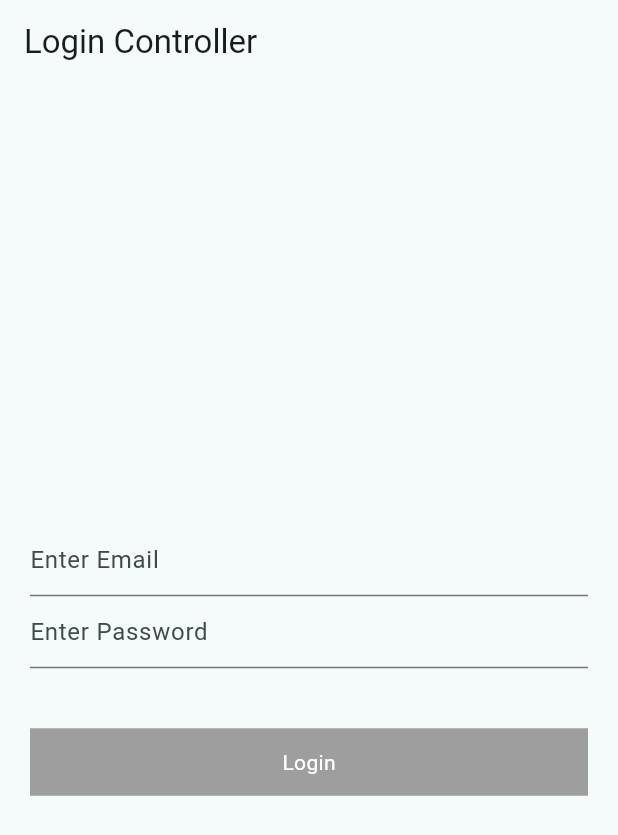
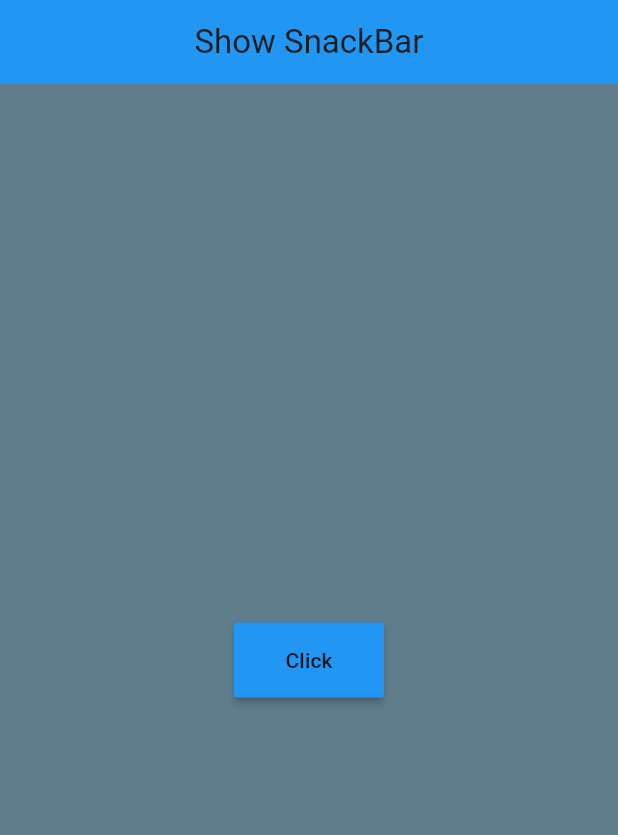
Before and after one commit to shahriar00/GetX, a Flutter app: the screen it shows after launch, on a phone screen of 412 x 824 dp. Shown: the top 835 px of the screen. Run offline on Flutter 3.47's test engine with Material 3 defaults, Android fonts, the phone set to English and light mode, and no system bars; our stand-ins replace get, image_picker.

Commit message:
show snackbar

```diff
--- /dev/null
+++ b/lib/Flutter GetX/show_snackbar.dart
@@ -0,0 +1,53 @@
+import 'package:flutter/material.dart';
+import 'package:get/get_core/src/get_main.dart';
+import 'package:get/get_navigation/get_navigation.dart';
+
+class ShowSnackBar extends StatelessWidget {
+  const ShowSnackBar({super.key});
+
+  @override
+  Widget build(BuildContext context) {
+    return Scaffold(
+      backgroundColor: Colors.blueGrey,
+      appBar: AppBar(
+        title: Text("Show SnackBar"),
+        centerTitle: true,
+        backgroundColor: Colors.blue,
+      ),
+      body: Column(
+        mainAxisAlignment: MainAxisAlignment.center,
+
+        children: [
+          Center(
+            child: Container(
+              height: 50,
+              width: 100,
+              child: MaterialButton(
+                color: Colors.blue,
+                onPressed: () {
+                  Get.snackbar(
+                   "Snackbar Demo",
+                   "Snackbar Data messege",
+                   snackPosition: SnackPosition.BOTTOM,
+                   colorText: Colors.amber,
+                   backgroundColor: Colors.grey,
+                   borderRadius: 20,
+                   margin: const EdgeInsets.only(bottom: 30,left: 20,right: 20),
+                   borderColor: Colors.purple,
+                   borderWidth: 2,
+                   forwardAnimationCurve: Curves.bounceInOut,
+                   //many more......................
+                  );
+                },
+                child: const Padding(
+                  padding:  EdgeInsets.all(8.0),
+                  child: Text("Click"),
+                ),
+              ),
+            ),
+          )
+        ],
+      ),
+    );
+  }
+}
--- a/lib/main.dart
+++ b/lib/main.dart
@@ -1,13 +1,7 @@
 import 'package:flutter/material.dart';
 import 'package:get/get_navigation/get_navigation.dart';
-import 'package:getx/state%20management/color.dart';
-import 'package:getx/state%20management/counter.dart';
-import 'package:getx/state%20management/image.dart';
-import 'package:getx/state%20management/list.dart';
-import 'package:getx/state%20management/switch.dart';
-import 'package:getx/view/homepage.dart';
+import 'package:getx/Flutter%20GetX/show_snackbar.dart';
 import 'package:getx/view/localization.dart';
-import 'package:getx/view/navigation.dart';
 
 import 'APIs/login.dart';
 
@@ -35,7 +29,7 @@ class MyApp extends StatelessWidget {
         useMaterial3: true,
       ),
       //home: const MyHomePage(title: 'Flutter Demo Home Page'),
-      home: logindata(),
+      home: const ShowSnackBar(),
 
       // Get page route...........
 
```
Also changed, not shown: pubspec.lock.
